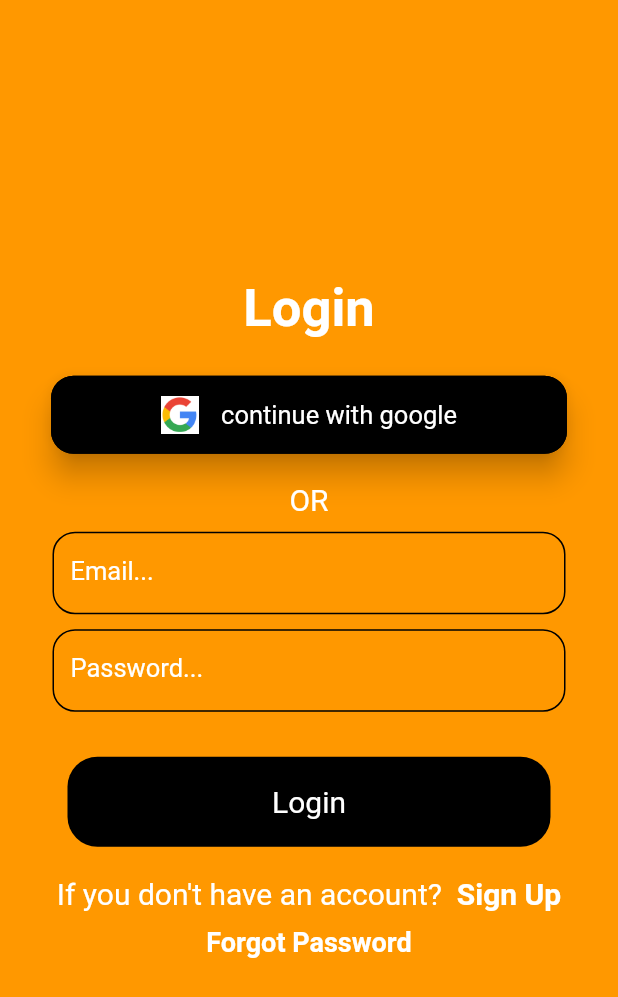
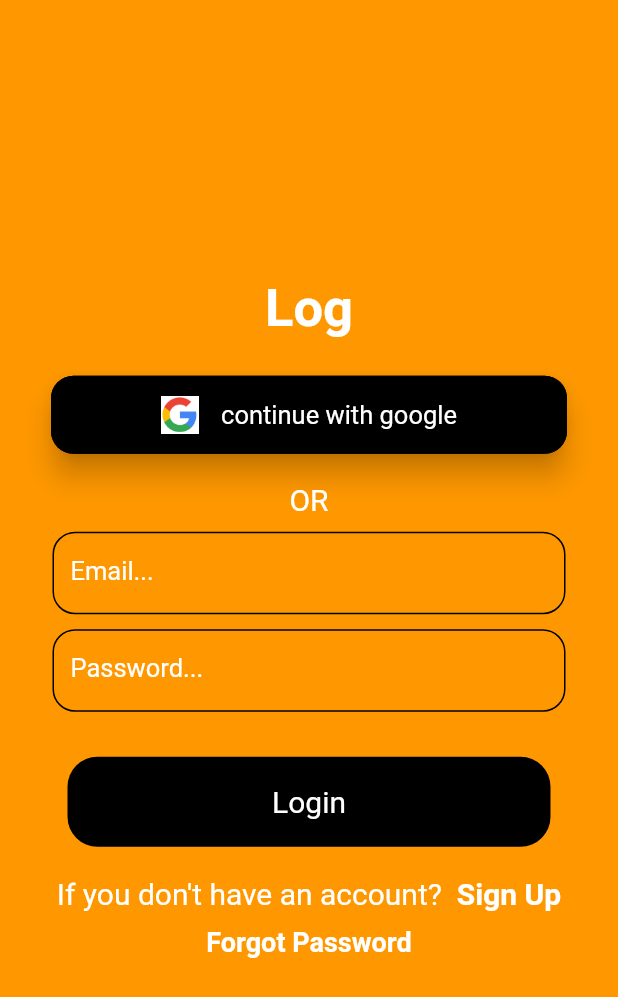
Before and after one commit to KParidhi/shop, a Flutter app: the screen it shows after launch, after a tap on "Login", on a phone screen of 412 x 824 dp. Shown: the top 997 px of the screen. Run offline on Flutter 3.47's test engine with Material 2 defaults, Android fonts, the phone set to English and light mode, and no system bars; our stand-ins replace badges, camera, curved_navigation_bar, firebase_auth, firebase_core, google_sign_in and 2 more; missing offline and left inert: clippy_flutter, dart:js; accounts and stored records are empty; network calls fail.

Commit message:
home first commit

```diff
--- a/lib/pages/LoginPage.dart
+++ b/lib/pages/LoginPage.dart
@@ -50,7 +50,7 @@ class _LoginPageState extends State<LoginPage>{
           child: Column(
             mainAxisAlignment:MainAxisAlignment.center ,
             children: [
-              Text("Login",
+              Text("Log",
                 style: TextStyle(
                   fontSize:35,
                   color: Colors.white,
```
